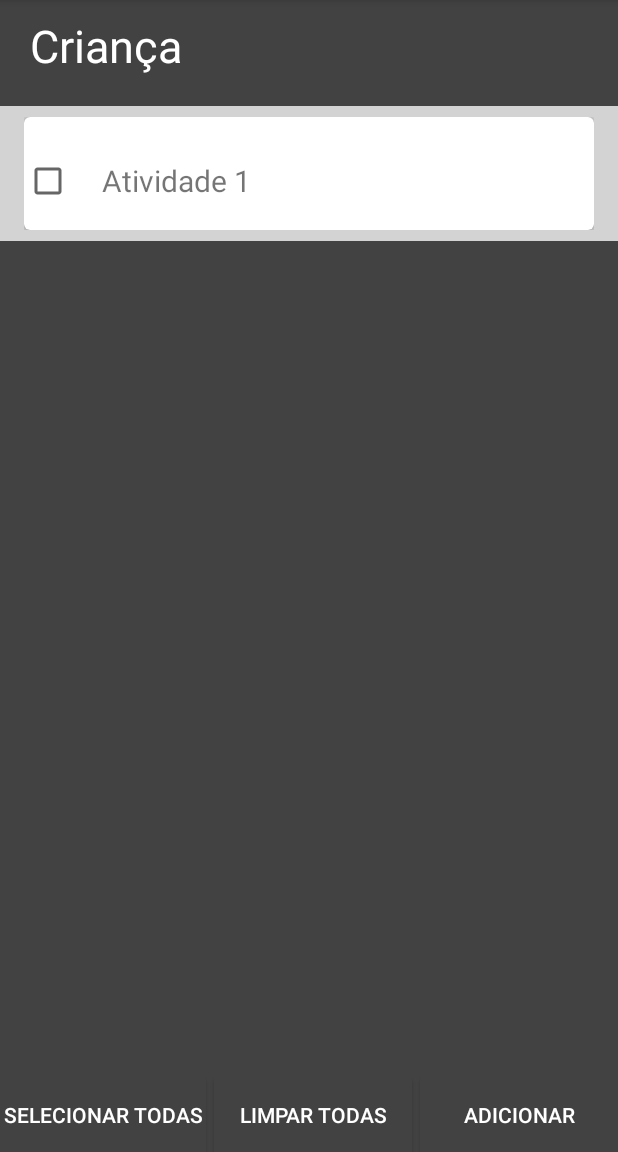
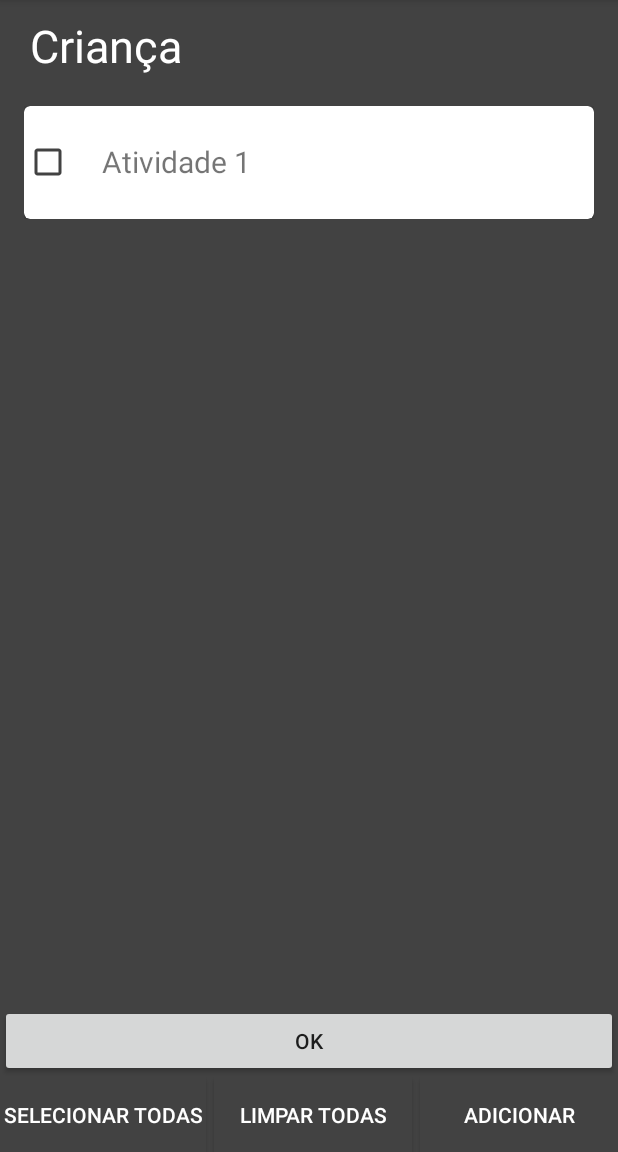
Before and after one commit to caioscalon/Tasks4Fun, an Android app: the screen it shows after launch (MainActivity), after a tap on "ADICIONAR", on a phone screen of 412 x 824 dp, the part 84-1236 px from its top. Run offline under Robolectric (Android 15) with nearby library versions, the phone set to English and light mode, and no system bars.

Commit message:
Funcionalidades implementadas

```diff
--- a/app/src/main/java/com/exampledemo/parsaniahardik/myapplication/CustomAdapter.java
+++ /dev/null
@@ -1,84 +0,0 @@
-package com.exampledemo.parsaniahardik.myapplication;
-
-import android.content.Context;
-import android.support.v7.widget.RecyclerView;
-import android.view.LayoutInflater;
-import android.view.View;
-import android.view.ViewGroup;
-import android.widget.CheckBox;
-import android.widget.TextView;
-import android.widget.Toast;
-
-import java.util.ArrayList;
-
-/**
- * Created by Parsania Hardik on 29-Jun-17.
- */
-public class CustomAdapter extends RecyclerView.Adapter<CustomAdapter.MyViewHolder> {
-
-    private LayoutInflater inflater;
-    public static ArrayList<Model> imageModelArrayList;
-    private Context ctx;
-
-    public CustomAdapter(Context ctx, ArrayList<Model> imageModelArrayList) {
-
-        inflater = LayoutInflater.from(ctx);
-        this.imageModelArrayList = imageModelArrayList;
-        this.ctx = ctx;
-    }
-
-    @Override
-    public CustomAdapter.MyViewHolder onCreateViewHolder(ViewGroup parent, int viewType) {
-
-        View view = inflater.inflate(R.layout.rv_item, parent, false);
-        MyViewHolder holder = new MyViewHolder(view);
-
-        return holder;
-    }
-
-    @Override
-    public void onBindViewHolder(final CustomAdapter.MyViewHolder holder, int position) {
-
-        //holder.checkBox.setText("Atividade " + position);
-        holder.checkBox.setChecked(imageModelArrayList.get(position).getSelected());
-        holder.tvAnimal.setText(imageModelArrayList.get(position).getAnimal());
-
-       // holder.checkBox.setTag(R.integer.btnplusview, convertView);
-        holder.checkBox.setTag(position);
-        holder.checkBox.setOnClickListener(new View.OnClickListener() {
-            @Override
-            public void onClick(View v) {
-
-                Integer pos = (Integer) holder.checkBox.getTag();
-                Toast.makeText(ctx, imageModelArrayList.get(pos).getAnimal() + " clicked!", Toast.LENGTH_SHORT).show();
-
-                if (imageModelArrayList.get(pos).getSelected()) {
-                    imageModelArrayList.get(pos).setSelected(false);
-                } else {
-                    imageModelArrayList.get(pos).setSelected(true);
-                }
-            }
-        });
-
-
-    }
-
-    @Override
-    public int getItemCount() {
-        return imageModelArrayList.size();
-    }
-
-    class MyViewHolder extends RecyclerView.ViewHolder {
-
-        protected CheckBox checkBox;
-        private TextView tvAnimal;
-
-        public MyViewHolder(View itemView) {
-            super(itemView);
-
-            checkBox = (CheckBox) itemView.findViewById(R.id.cb);
-            tvAnimal = (TextView) itemView.findViewById(R.id.animal);
-        }
-
-    }
-}
--- a/app/src/main/java/com/exampledemo/parsaniahardik/myapplication/MainActivity.java
+++ b/app/src/main/java/com/exampledemo/parsaniahardik/myapplication/MainActivity.java
@@ -1,33 +1,130 @@
 package com.exampledemo.parsaniahardik.myapplication;
 
-import android.content.Intent;
+import android.content.Context;
 import android.support.v7.app.AppCompatActivity;
 import android.os.Bundle;
 import android.support.v7.widget.LinearLayoutManager;
 import android.support.v7.widget.RecyclerView;
+import android.view.LayoutInflater;
 import android.view.View;
+import android.view.ViewGroup;
 import android.widget.Button;
+import android.widget.CheckBox;
+import android.widget.TextView;
+import android.widget.Toast;
+
 import java.util.ArrayList;
 import java.util.List;
 
+class Model {
+
+    private boolean isSelected;
+    private String atividade;
+
+    public String getAtiv() {
+        return atividade;
+    }
+
+    public void setAtiv(String atividade) {
+        this.atividade = atividade;
+    }
+
+    public boolean getSelected() {
+        return isSelected;
+    }
+
+    public void setSelected(boolean selected) {
+        isSelected = selected;
+    }
+}
+
+class CustomAdapter extends RecyclerView.Adapter<CustomAdapter.MyViewHolder> {
+
+    private LayoutInflater inflater;
+    public static ArrayList<Model> imageModelArrayList;
+    private Context ctx;
+
+    public CustomAdapter(Context ctx, ArrayList<Model> imageModelArrayList) {
+
+        inflater = LayoutInflater.from(ctx);
+        this.imageModelArrayList = imageModelArrayList;
+        this.ctx = ctx;
+    }
+
+    @Override
+    public CustomAdapter.MyViewHolder onCreateViewHolder(ViewGroup parent, int viewType) {
+
+        View view = inflater.inflate(R.layout.rv_item, parent, false);
+        MyViewHolder holder = new MyViewHolder(view);
+
+        return holder;
+    }
+
+    @Override
+    public void onBindViewHolder(final CustomAdapter.MyViewHolder holder, int position) {
+
+        holder.checkBox.setChecked(imageModelArrayList.get(position).getSelected());
+        holder.tvAtiv.setText(imageModelArrayList.get(position).getAtiv());
+        holder.checkBox.setTag(position);
+
+        holder.checkBox.setOnClickListener(new View.OnClickListener() {
+            @Override
+            public void onClick(View v) {
+
+                Integer pos = (Integer) holder.checkBox.getTag();
+                // Toast.makeText(ctx, imageModelArrayList.get(pos).getAtiv() + " clicked!", Toast.LENGTH_SHORT).show();
+
+                if (imageModelArrayList.get(pos).getSelected()) {
+                    imageModelArrayList.get(pos).setSelected(false);
+                }
+                else {
+                    imageModelArrayList.get(pos).setSelected(true);
+                }
+            }
+        });
+    }
+
+    @Override
+    public int getItemCount() {
+        return imageModelArrayList.size();
+    }
+
+    class MyViewHolder extends RecyclerView.ViewHolder {
+
+        protected CheckBox checkBox;
+        private TextView tvAtiv;
+
+        public MyViewHolder(View itemView) {
+            super(itemView);
+
+            checkBox = (CheckBox) itemView.findViewById(R.id.cb);
+            tvAtiv = (TextView) itemView.findViewById(R.id.atividade);
+        }
+
+    }
+}
+
 public class MainActivity extends AppCompatActivity {
 
-    private RecyclerView recyclerView;
+    private RecyclerView recyclerView;                          // Layout (Recycler View)
     private ArrayList<Model> modelArrayList;
     private CustomAdapter customAdapter;
-    private Button btnselect, btndeselect, btnnext;
-    private List<String> animallist = new ArrayList<String>();
+    private Button btnselect, btndeselect, btnadd, btnok;       // Botões (seleciona, desmarca, adiciona, ok)
+    private List<String> lista_ativ = new ArrayList<String>();  // Lista de atividades
     private int i = 0;
+    private ArrayList<Model> list;
 
     @Override
     protected void onCreate(Bundle savedInstanceState) {
         super.onCreate(savedInstanceState);
         setContentView(R.layout.activity_main);
 
+        // Inicializa as variáveis
         recyclerView = (RecyclerView) findViewById(R.id.recycler);
         btnselect = (Button) findViewById(R.id.select);
         btndeselect = (Button) findViewById(R.id.deselect);
-        btnnext = (Button) findViewById(R.id.next);
+        btnadd = (Button) findViewById(R.id.add);
+        btnok = (Button) findViewById(R.id.ok);
 
         modelArrayList = getModel(false);
         customAdapter = new CustomAdapter(this,modelArrayList);
@@ -45,39 +142,61 @@ public class MainActivity extends AppCompatActivity {
                 finally {}
             }
         });
+
         btndeselect.setOnClickListener(new View.OnClickListener() {
             @Override
             public void onClick(View v) {
                 try {
                     modelArrayList = getModel(false);
-                    customAdapter = new CustomAdapter(MainActivity.this,modelArrayList);
+                    customAdapter = new CustomAdapter(MainActivity.this, modelArrayList);
                     recyclerView.setAdapter(customAdapter);
                 }
                 finally {}
             }
         });
-        btnnext.setOnClickListener(new View.OnClickListener() {
+
+        btnadd.setOnClickListener(new View.OnClickListener() {
             @Override
             public void onClick(View v) {
-                animallist.add("Atividade " + Integer.toString(++i));
+                lista_ativ.add("Atividade " + Integer.toString(++i));
                 modelArrayList = getModel(false);
                 customAdapter = new CustomAdapter(MainActivity.this,modelArrayList);
                 recyclerView.setAdapter(customAdapter);
             }
         });
 
-
+        btnok.setOnClickListener(new View.OnClickListener() {
+            @Override
+            public void onClick(View v) {
+                String atividades = "";
+                int tam = lista_ativ.size();
+                int n = 0;
+                for (int i = tam - 1; i >= 0; i--) {
+                    if (list.get(i).getSelected()) {
+                         atividades = list.get(i).getAtiv() + "\n" + atividades;
+                         lista_ativ.remove(i);
+                         n++;
+                    }
+                }
+                if (tam > 0 && n > 0) {
+                    Toast.makeText(MainActivity.this, atividades, Toast.LENGTH_SHORT).show();
+                    modelArrayList = getModel(false);
+                    customAdapter = new CustomAdapter(MainActivity.this, modelArrayList);
+                    recyclerView.setAdapter(customAdapter);
+                }
+            }
+        });
     }
 
     private ArrayList<Model> getModel(boolean isSelect){
-        ArrayList<Model> list = new ArrayList<>();
+        list = new ArrayList<>();
 
         try {
-            for (int i = 0; i < animallist.size(); i++) {
+            for (int i = 0; i < lista_ativ.size(); i++) {
 
                 Model model = new Model();
                 model.setSelected(isSelect);
-                model.setAnimal(animallist.get(i));
+                model.setAtiv(lista_ativ.get(i));
                 list.add(model);
             }
         }
--- a/app/src/main/java/com/exampledemo/parsaniahardik/myapplication/Model.java
+++ /dev/null
@@ -1,26 +0,0 @@
-package com.exampledemo.parsaniahardik.myapplication;
-
-/**
- * Created by hardik on 9/1/17.
- */
-public class Model {
-
-    private boolean isSelected;
-    private String animal;
-
-    public String getAnimal() {
-        return animal;
-    }
-
-    public void setAnimal(String animal) {
-        this.animal = animal;
-    }
-
-    public boolean getSelected() {
-        return isSelected;
-    }
-
-    public void setSelected(boolean selected) {
-        isSelected = selected;
-    }
-}
--- a/app/src/main/java/com/exampledemo/parsaniahardik/myapplication/NextActivity.java
+++ b/app/src/main/java/com/exampledemo/parsaniahardik/myapplication/NextActivity.java
@@ -17,7 +17,7 @@ public class NextActivity extends AppCompatActivity {
 
         for (int i = 0; i < CustomAdapter.imageModelArrayList.size(); i++){
             if(CustomAdapter.imageModelArrayList.get(i).getSelected()) {
-                tv.setText(tv.getText() + " " + CustomAdapter.imageModelArrayList.get(i).getAnimal());
+                tv.setText(tv.getText() + " " + CustomAdapter.imageModelArrayList.get(i).getAtiv());
             }
         }
     }
--- a/app/src/main/res/layout/activity_main.xml
+++ b/app/src/main/res/layout/activity_main.xml
@@ -24,39 +24,47 @@
         android:layout_weight="1"
         android:layout_marginTop="15dp"/>
 
+    <Button
+        android:id="@+id/ok"
+        android:layout_width="match_parent"
+        android:layout_height="wrap_content"
+        android:text="OK" />
+
     <LinearLayout
         android:layout_width="match_parent"
         android:layout_height="50dp"
         android:orientation="horizontal">
 
         <Button
+            android:id="@+id/select"
             android:layout_width="match_parent"
             android:layout_height="50dp"
             android:layout_gravity="center"
+            android:layout_weight="1"
             android:background="@color/cardview_dark_background"
-            android:textColor="#fff"
-            android:layout_weight="1"
-            android:id="@+id/select"
-            android:text="Selecionar todas"/>
+            android:text="Selecionar todas"
+            android:textColor="#fff" />
+
         <Button
+            android:id="@+id/deselect"
             android:layout_width="match_parent"
             android:layout_height="50dp"
             android:layout_marginLeft="5dp"
+            android:layout_weight="1"
             android:background="@color/cardview_dark_background"
-            android:textColor="#fff"
-            android:layout_weight="1"
-            android:id="@+id/deselect"
-            android:text="Limpar todas"/>
+            android:text="Limpar todas"
+            android:textColor="#fff" />
+
         <Button
+            android:id="@+id/add"
             android:layout_width="match_parent"
             android:layout_height="50dp"
+            android:layout_marginLeft="5dp"
             android:layout_weight="1"
-            android:layout_marginLeft="5dp"
             android:background="@color/cardview_dark_background"
+            android:text="Adicionar"
             android:textColor="#fff"
-            android:id="@+id/next"
-            android:visibility="visible"
-            android:text="Adicionar"/>
+            android:visibility="visible" />
 
 
     </LinearLayout>
--- a/app/src/main/res/layout/rv_item.xml
+++ b/app/src/main/res/layout/rv_item.xml
@@ -1,13 +1,12 @@
-
 <RelativeLayout xmlns:android="http://schemas.android.com/apk/res/android"
     xmlns:tools="http://schemas.android.com/tools"
     android:layout_width="match_parent"
     android:layout_height="wrap_content"
-    android:background="#D3D3D3"
+    android:background="@color/cardview_dark_background"
     android:paddingBottom="7dp"
     android:paddingLeft="@dimen/activity_horizontal_margin"
     android:paddingRight="@dimen/activity_horizontal_margin"
-    android:paddingTop="7dp"
+    android:paddingTop="0dp"
     tools:context=".MainActivity">
 
     <android.support.v7.widget.CardView xmlns:card_view="http://schemas.android.com/apk/res-auto"
@@ -36,19 +35,16 @@
                     android:id="@+id/cb"
                     android:layout_width="wrap_content"
                     android:layout_height="wrap_content"
-                    android:layout_marginTop="5dp" />
+                    android:buttonTint="@color/cardview_dark_background" />
 
                 <TextView
-                    android:id="@+id/animal"
+                    android:id="@+id/atividade"
                     android:layout_width="wrap_content"
                     android:layout_height="wrap_content"
                     android:layout_marginLeft="20dp"
-                    android:layout_marginTop="5dp"
-                    android:text="animal"
                     android:textSize="20sp" />
 
             </LinearLayout>
-
 
         </LinearLayout>
 
```
